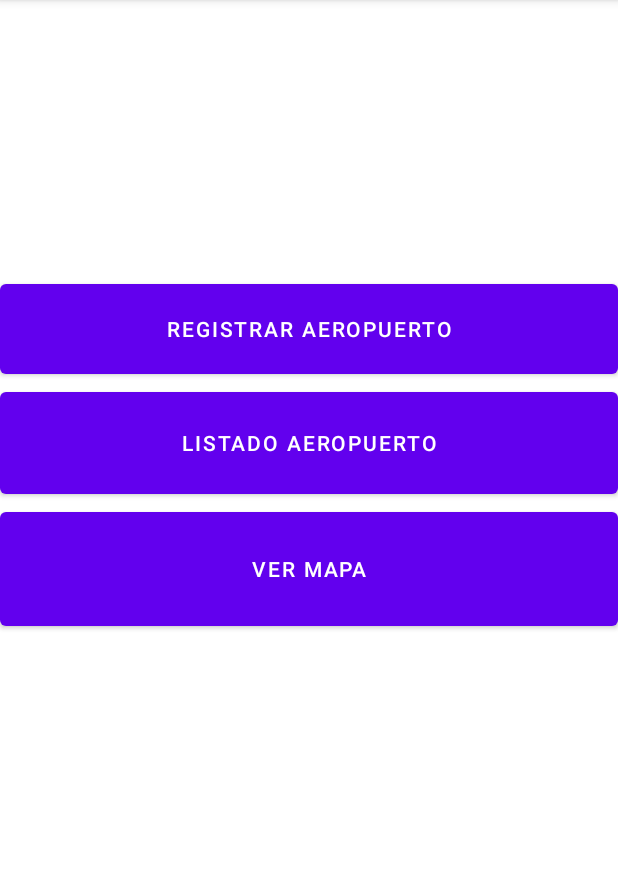
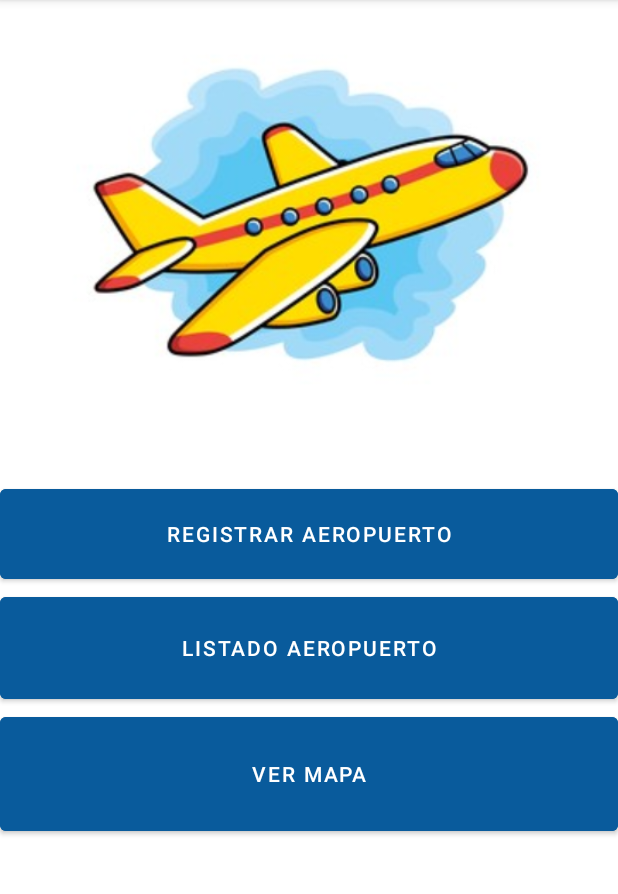
Before and after one commit to JulioJavif/TallerMapa, an Android app: the screen it shows after launch (MainActivity), on a phone screen of 412 x 824 dp, the part 84-978 px from its top. Run offline under Robolectric (Android 15) with nearby library versions, the phone set to English and light mode, and no system bars.

Commit message:
App mejorada, imagen de inicio, editar pulido

```diff
--- a/app/src/main/java/com/example/tallermapa/ListadoAereopuerto.java
+++ b/app/src/main/java/com/example/tallermapa/ListadoAereopuerto.java
@@ -44,6 +44,7 @@ public class ListadoAereopuerto extends AppCompatActivity {
                 Intent i = new Intent(getApplicationContext(), InfoAereopuerto.class);
                 i.putExtra("ID", ID);
                 startActivity(i);
+                finish();
             }
         });
     }
--- a/app/src/main/res/layout/activity_info_aereopuerto.xml
+++ b/app/src/main/res/layout/activity_info_aereopuerto.xml
@@ -17,6 +17,7 @@
             android:layout_width="wrap_content"
             android:layout_height="wrap_content"
             android:layout_weight="1"
+            android:backgroundTint="#095B9C"
             android:text="Mapa" />
 
         <Button
@@ -24,6 +25,7 @@
             android:layout_width="wrap_content"
             android:layout_height="wrap_content"
             android:layout_weight="1"
+            android:backgroundTint="#095B9C"
             android:text="Guardar" />
 
         <Button
@@ -31,6 +33,7 @@
             android:layout_width="wrap_content"
             android:layout_height="wrap_content"
             android:layout_weight="1"
+            android:backgroundTint="#095B9C"
             android:text="Eliminar" />
     </LinearLayout>
 
--- a/app/src/main/res/layout/activity_main.xml
+++ b/app/src/main/res/layout/activity_main.xml
@@ -9,24 +9,35 @@
 
     <LinearLayout
         android:layout_width="match_parent"
-        android:layout_height="183dp"
-        android:orientation="vertical"></LinearLayout>
+        android:layout_height="270dp"
+        android:orientation="vertical">
+
+        <ImageView
+            android:id="@+id/imageView"
+            android:layout_width="match_parent"
+            android:layout_height="320dp"
+            app:srcCompat="@drawable/avion" />
+    </LinearLayout>
 
     <Button
         android:id="@+id/btnregistrar"
         android:layout_width="match_parent"
         android:layout_height="72dp"
+        android:layout_marginTop="50dp"
+        android:backgroundTint="#095B9C"
         android:text="REGISTRAR AEROPUERTO" />
 
     <Button
         android:id="@+id/btnlistado"
         android:layout_width="match_parent"
         android:layout_height="80dp"
+        android:backgroundTint="#095B9C"
         android:text="LISTADO AEROPUERTO" />
 
     <Button
         android:id="@+id/btnmapa"
         android:layout_width="match_parent"
         android:layout_height="88dp"
+        android:backgroundTint="#095B9C"
         android:text="VER MAPA" />
 </LinearLayout>
```
Also changed, not shown: app/src/main/java/com/example/tallermapa/InfoAereopuerto.java (+11 -0 lines), app/src/main/res/drawable-v24/avion.jpg (added).
